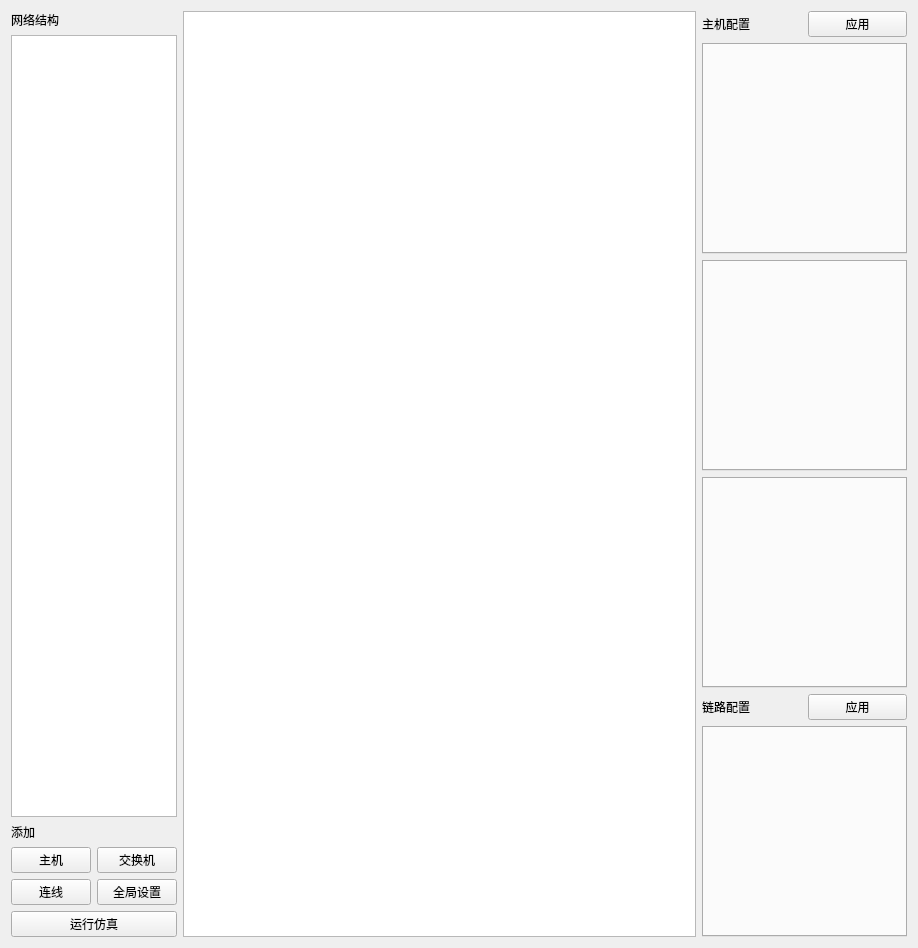
Qt form UI/Network/network_editor.ui (tocods/jobSimQt) before a commit.
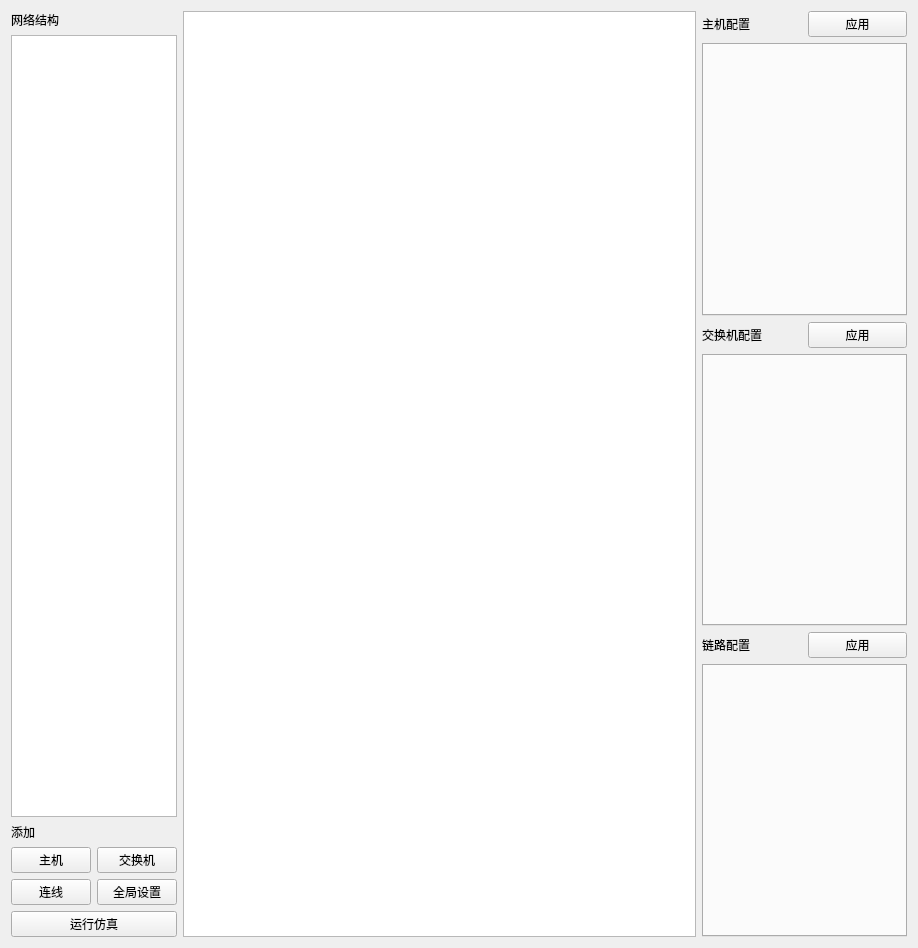
The same form after that commit. Icons and pictures are not drawn.

Diff of the .ui file:
```diff
--- a/UI/Network/network_editor.ui
+++ b/UI/Network/network_editor.ui
@@ -139,7 +139,22 @@
         <widget class="QTabWidget" name="hostWuli"/>
        </item>
        <item>
-        <widget class="QTabWidget" name="hostXieyi"/>
+        <layout class="QHBoxLayout" name="horizontalLayout_6">
+         <item>
+          <widget class="QLabel" name="label_6">
+           <property name="text">
+            <string>交换机配置</string>
+           </property>
+          </widget>
+         </item>
+         <item>
+          <widget class="QPushButton" name="switchApply">
+           <property name="text">
+            <string>应用</string>
+           </property>
+          </widget>
+         </item>
+        </layout>
        </item>
        <item>
         <widget class="QTabWidget" name="hostZhongjian"/>
```
Left out of the diff: 8 changed lines with no effect on the pictures.
